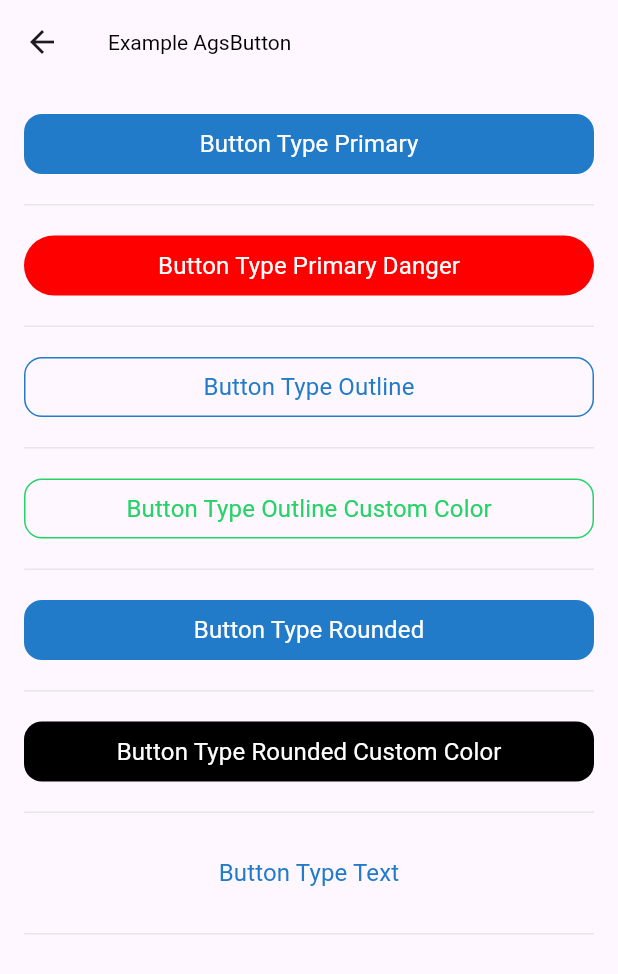
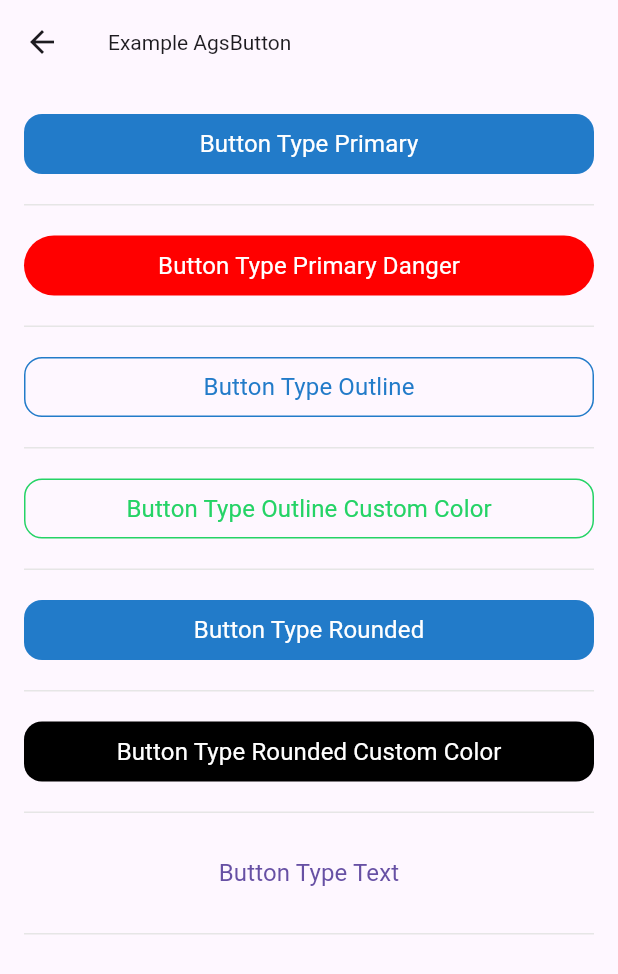
Before and after one commit to agsant/agsant_package, a Flutter app: the AgsButtonExamplePage screen opened directly, on a phone screen of 412 x 824 dp. Shown: the top 974 px of the screen. Run offline on Flutter 3.47's test engine with Material 3 defaults, Android fonts, the phone set to English and light mode, and no system bars; our stand-ins replace flutter_svg, kiwi, rxdart.

Commit message:
ref: remove default color

```diff
--- a/lib/src/config/ags_text_styles.dart
+++ b/lib/src/config/ags_text_styles.dart
@@ -1,4 +1,3 @@
-import 'package:agsant_package/src/consts/ags_colors.dart';
 import 'package:agsant_package/src/enums/ags_text_type.dart';
 import 'package:flutter/cupertino.dart';
 
@@ -7,32 +6,32 @@ TextStyle getTextStyleBaseOnType(
   Color? color,
   bool underline,
 ) {
-  TextStyle _customStyle = TextStyle(
-    color: color ?? AgsColor.black,
+  TextStyle customStyle = TextStyle(
+    color: color,
     decoration: underline ? TextDecoration.underline : null,
   );
 
   switch (type) {
     case AgsTextType.title:
       return const TextStyle(fontSize: 16, fontWeight: FontWeight.w400)
-          .merge(_customStyle);
+          .merge(customStyle);
     case AgsTextType.titleSemiBold:
       return const TextStyle(fontSize: 16, fontWeight: FontWeight.w600)
-          .merge(_customStyle);
+          .merge(customStyle);
     case AgsTextType.titleBold:
       return const TextStyle(fontSize: 16, fontWeight: FontWeight.w700)
-          .merge(_customStyle);
+          .merge(customStyle);
     case AgsTextType.normal:
       return const TextStyle(fontSize: 14, fontWeight: FontWeight.w400)
-          .merge(_customStyle);
+          .merge(customStyle);
     case AgsTextType.normalBold:
       return const TextStyle(fontSize: 14, fontWeight: FontWeight.w700)
-          .merge(_customStyle);
+          .merge(customStyle);
     case AgsTextType.caption:
       return const TextStyle(fontSize: 12, fontWeight: FontWeight.w400)
-          .merge(_customStyle);
+          .merge(customStyle);
     case AgsTextType.captionBold:
       return const TextStyle(fontSize: 12, fontWeight: FontWeight.w700)
-          .merge(_customStyle);
+          .merge(customStyle);
   }
 }
--- a/lib/src/widgets/ags_button.dart
+++ b/lib/src/widgets/ags_button.dart
@@ -11,7 +11,7 @@ class AgsButton extends StatelessWidget {
   final double borderRadius;
 
   const AgsButton({
-    Key? key,
+    super.key,
     required this.title,
     required this.onTap,
     this.type = AgsButtonType.primary,
@@ -19,7 +19,7 @@ class AgsButton extends StatelessWidget {
     this.textColor,
     this.textType,
     this.borderRadius = 12,
-  }) : super(key: key);
+  });
 
   @override
   Widget build(BuildContext context) {
@@ -28,7 +28,7 @@ class AgsButton extends StatelessWidget {
       child = AgsText(
         title,
         type: textType ?? AgsTextType.title,
-        color: color ?? AgsColor.blue60,
+        color: color,
         textAlign: TextAlign.center,
         maxLines: 1,
         overflow: TextOverflow.ellipsis,
@@ -59,27 +59,27 @@ class AgsButton extends StatelessWidget {
     switch (type) {
       case AgsButtonType.primary:
         return ButtonStyle(
-          shape: MaterialStateProperty.all<RoundedRectangleBorder>(
+          shape: WidgetStateProperty.all<RoundedRectangleBorder>(
             RoundedRectangleBorder(
               borderRadius: BorderRadius.circular(borderRadius),
             ),
           ),
-          backgroundColor: MaterialStateProperty.all<Color>(
+          backgroundColor: WidgetStateProperty.all<Color>(
             color ?? AgsColor.blue60,
           ),
-          foregroundColor: MaterialStateProperty.all<Color>(
+          foregroundColor: WidgetStateProperty.all<Color>(
             color ?? AgsColor.blue60,
           ),
         );
       case AgsButtonType.primaryDanger:
         return ButtonStyle(
-          backgroundColor: MaterialStateProperty.all<Color>(
+          backgroundColor: WidgetStateProperty.all<Color>(
             AgsColor.red,
           ),
         );
       case AgsButtonType.outline:
         return ButtonStyle(
-          shape: MaterialStateProperty.all<RoundedRectangleBorder>(
+          shape: WidgetStateProperty.all<RoundedRectangleBorder>(
             RoundedRectangleBorder(
               borderRadius: BorderRadius.circular(borderRadius),
               side: BorderSide(
@@ -91,13 +91,13 @@ class AgsButton extends StatelessWidget {
         );
       case AgsButtonType.roundedButton:
         return ButtonStyle(
-          backgroundColor: MaterialStateProperty.all<Color>(
+          backgroundColor: WidgetStateProperty.all<Color>(
             color ?? AgsColor.blue60,
           ),
-          foregroundColor: MaterialStateProperty.all<Color>(
+          foregroundColor: WidgetStateProperty.all<Color>(
             color ?? AgsColor.white,
           ),
-          shape: MaterialStateProperty.all<RoundedRectangleBorder>(
+          shape: WidgetStateProperty.all<RoundedRectangleBorder>(
             RoundedRectangleBorder(
               borderRadius: BorderRadius.circular(borderRadius),
             ),
--- a/lib/src/widgets/ags_image.dart
+++ b/lib/src/widgets/ags_image.dart
@@ -15,7 +15,7 @@ class AgsImage extends StatelessWidget {
 
   const AgsImage(
     this.source, {
-    Key? key,
+    super.key,
     required this.type,
     this.height,
     this.width,
@@ -23,7 +23,7 @@ class AgsImage extends StatelessWidget {
     this.placeholderImage,
     this.cornerRadius,
     this.onError,
-  }) : super(key: key);
+  });
 
   @override
   Widget build(BuildContext context) {
--- a/lib/src/widgets/ags_page.dart
+++ b/lib/src/widgets/ags_page.dart
@@ -4,13 +4,13 @@ import 'package:flutter/material.dart';
 class AgsPage extends StatelessWidget {
   final Widget child;
   final String title;
-  final Color titleColor;
+  final Color? titleColor;
   final EdgeInsetsGeometry? padding;
   final Widget? button;
   final String? buttonTitle;
   final VoidCallback? onTap;
   final EdgeInsetsGeometry? buttonPadding;
-  final Color appBarColor;
+  final Color? appBarColor;
   final List<Widget>? actions;
   final IconThemeData? iconTheme;
   final IconThemeData? iconActionsTheme;
@@ -21,13 +21,13 @@ class AgsPage extends StatelessWidget {
     super.key,
     required this.title,
     required this.child,
-    this.titleColor = AgsColor.white,
+    this.titleColor,
     this.padding,
     this.button,
     this.buttonTitle,
     this.onTap,
     this.buttonPadding,
-    this.appBarColor = AgsColor.blue90,
+    this.appBarColor,
     this.actions,
     this.iconActionsTheme,
     this.iconTheme,
--- a/lib/src/widgets/ags_text.dart
+++ b/lib/src/widgets/ags_text.dart
@@ -16,7 +16,7 @@ class AgsText extends StatelessWidget {
 
   AgsText(
     this.text, {
-    Key? key,
+    super.key,
     this.type = AgsTextType.normal,
     this.color,
     this.textAlign,
@@ -24,7 +24,7 @@ class AgsText extends StatelessWidget {
     this.overflow,
     this.underLine = false,
     this.textStyle,
-  }) : super(key: key) {
+  }) {
     TextStyle style = getTextStyleBaseOnType(type, color, underLine);
     TextStyle? customStyle = textStyle;
     if (customStyle != null) {
```
